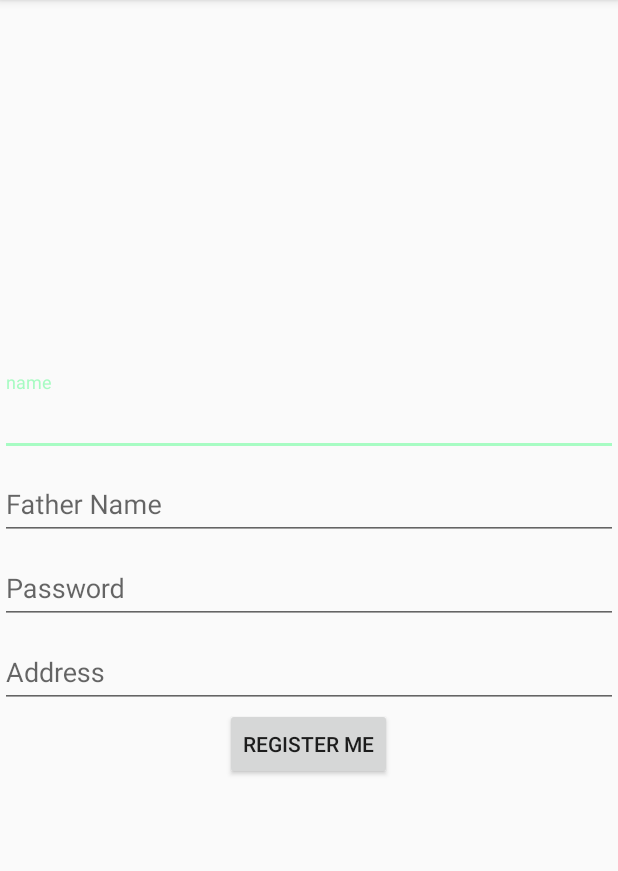
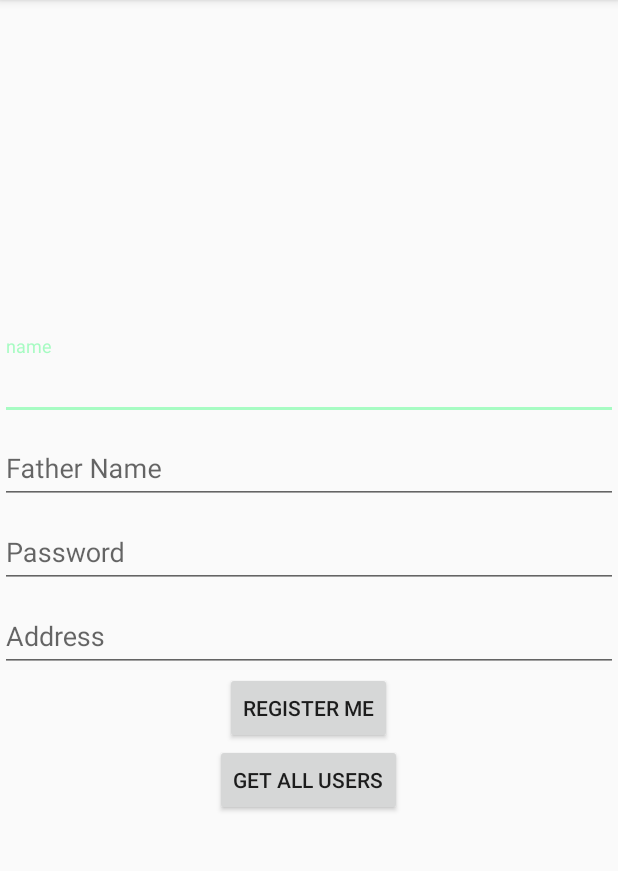
Before and after one commit to AhsanNawazg49/softAndroid, an Android app: the screen it shows after launch (MainActivity), on a phone screen of 412 x 824 dp, the part 84-955 px from its top. Run offline under Robolectric (Android 15) with nearby library versions, the light colour scheme and no system bars.

Commit message:
Get or set data into sqlite db methods

```diff
--- a/SqlitePracticeApp/app/src/main/res/layout/activity_main.xml
+++ b/SqlitePracticeApp/app/src/main/res/layout/activity_main.xml
@@ -62,4 +62,10 @@
         android:layout_height="wrap_content"
         android:layout_gravity="center"
         android:text="Register Me" />
+    <Button
+        android:id="@+id/btn_get_all_users"
+        android:layout_width="wrap_content"
+        android:layout_height="wrap_content"
+        android:layout_gravity="center"
+        android:text="Get ALl Users" />
 </LinearLayout>
```
Also changed, not shown: SqlitePracticeApp/app/src/main/java/com/grimreaper/sqlitepracticeapp/MainActivity.java (+40 -7 lines), SqlitePracticeApp/app/src/main/java/com/grimreaper/sqlitepracticeapp/dbmsPkg/DBMS.java (+31 -5 lines).
